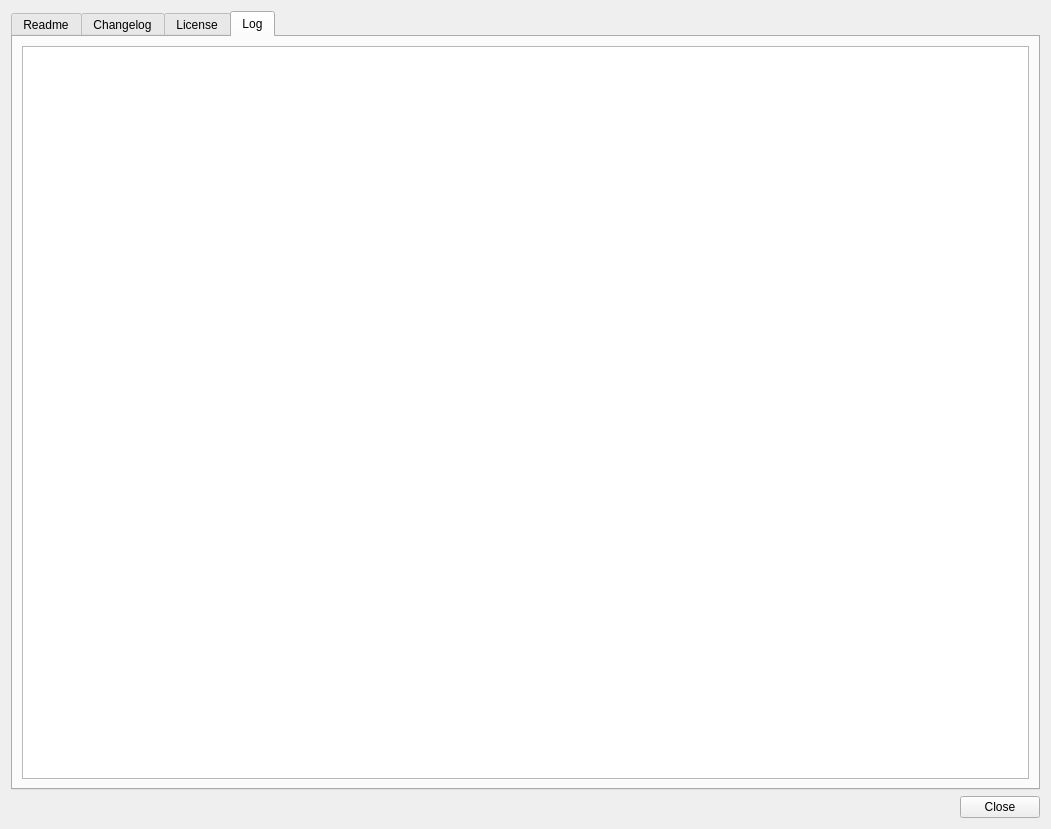
Above: UI/DlgHelp.ui from Folco68/Folco before the change. Below: the same form after it.
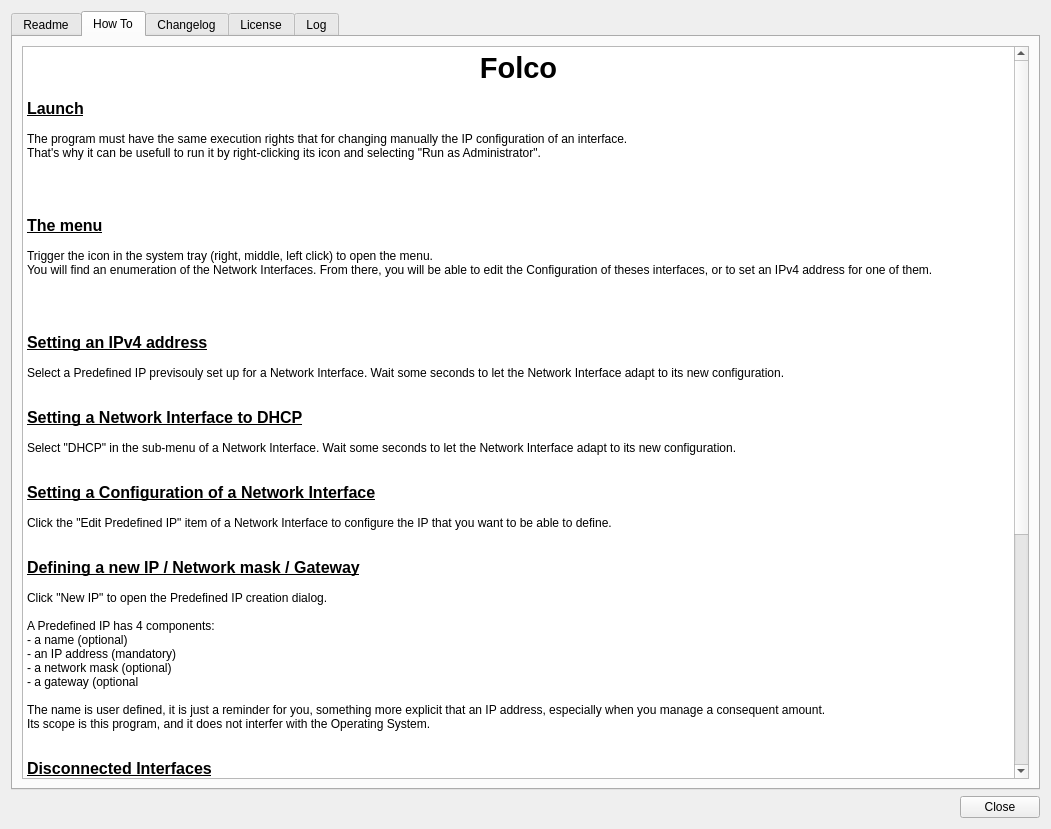
That is the form after the change. Icons and pictures are not drawn.

Commit message: - Modify a bit the Resources folder layout, to add HowTo resources - Completed wtritten documentation and started to add pictures

```diff
--- a/UI/DlgHelp.ui
+++ b/UI/DlgHelp.ui
@@ -17,7 +17,7 @@
    <item>
     <widget class="QTabWidget" name="Tabs">
      <property name="currentIndex">
-      <number>3</number>
+      <number>1</number>
      </property>
      <widget class="QWidget" name="About">
       <attribute name="title">
@@ -38,6 +38,97 @@
        </item>
       </layout>
      </widget>
+     <widget class="QWidget" name="HowTo">
+      <attribute name="title">
+       <string>How To</string>
+      </attribute>
+      <layout class="QVBoxLayout" name="verticalLayout_6">
+       <item>
+        <widget class="QTextBrowser" name="TextBrowserHowTo">
+         <property name="html">
+          <string>&lt;!DOCTYPE HTML PUBLIC &quot;-//W3C//DTD HTML 4.0//EN&quot; &quot;http://www.w3.org/TR/REC-html40/strict.dtd&quot;&gt;
+&lt;html&gt;&lt;head&gt;&lt;meta name=&quot;qrichtext&quot; content=&quot;1&quot; /&gt;&lt;meta charset=&quot;utf-8&quot; /&gt;&lt;style type=&quot;text/css&quot;&gt;
+p, li { white-space: pre-wrap; }
+hr { height: 1px; border-width: 0; }
+li.unchecked::marker { content: &quot;\2610&quot;; }
+li.checked::marker { content: &quot;\2612&quot;; }
+&lt;/style&gt;&lt;/head&gt;&lt;body style=&quot; font-family:'Segoe UI'; font-size:9pt; font-weight:400; font-style:normal;&quot;&gt;
+&lt;p align=&quot;center&quot; style=&quot; margin-top:0px; margin-bottom:0px; margin-left:0px; margin-right:0px; -qt-block-indent:0; text-indent:0px;&quot;&gt;&lt;span style=&quot; font-size:22pt; font-weight:700;&quot;&gt;Folco&lt;/span&gt;&lt;/p&gt;
+&lt;p style=&quot;-qt-paragraph-type:empty; margin-top:0px; margin-bottom:0px; margin-left:0px; margin-right:0px; -qt-block-indent:0; text-indent:0px;&quot;&gt;&lt;br /&gt;&lt;/p&gt;
+&lt;p style=&quot; margin-top:0px; margin-bottom:0px; margin-left:0px; margin-right:0px; -qt-block-indent:0; text-indent:0px;&quot;&gt;&lt;span style=&quot; font-size:12pt; font-weight:700; text-decoration: underline;&quot;&gt;Launch&lt;/span&gt;&lt;/p&gt;
+&lt;p style=&quot;-qt-paragraph-type:empty; margin-top:0px; margin-bottom:0px; margin-left:0px; margin-right:0px; -qt-block-indent:0; text-indent:0px;&quot;&gt;&lt;br /&gt;&lt;/p&gt;
+&lt;p style=&quot; margin-top:0px; margin-bottom:0px; margin-left:0px; margin-right:0px; -qt-block-indent:0; text-indent:0px;&quot;&gt;The program must have the same execution rights that for changing manually the IP configuration of an interface.&lt;/p&gt;
+&lt;p style=&quot; margin-top:0px; margin-bottom:0px; margin-left:0px; margin-right:0px; -qt-block-indent:0; text-indent:0px;&quot;&gt;That's why it can be usefull to run it by right-clicking its icon and selecting &amp;quot;Run as Administrator&amp;quot;.&lt;/p&gt;
+&lt;p style=&quot;-qt-paragraph-type:empty; margin-top:0px; margin-bottom:0px; margin-left:0px; margin-right:0px; -qt-block-indent:0; text-indent:0px;&quot;&gt;&lt;br /&gt;&lt;/p&gt;
+&lt;p style=&quot; margin-top:0px; margin-bottom:0px; margin-left:0px; margin-right:0px; -qt-block-indent:0; text-indent:0px;&quot;&gt;&lt;img src=&quot;:/HowTo/RunAsAdministrator.png&quot; /&gt;&lt;/p&gt;
+&lt;p style=&quot;-qt-paragraph-type:empty; margin-top:0px; margin-bottom:0px; margin-left:0px; margin-right:0px; -qt-block-indent:0; text-indent:0px;&quot;&gt;&lt;br /&gt;&lt;/p&gt;
+&lt;p style=&quot;-qt-paragraph-type:empty; margin-top:0px; margin-bottom:0px; margin-left:0px; margin-right:0px; -qt-block-indent:0; text-indent:0px;&quot;&gt;&lt;br /&gt;&lt;/p&gt;
+&lt;p style=&quot; margin-top:0px; margin-bottom:0px; margin-left:0px; margin-right:0px; -qt-block-indent:0; text-indent:0px;&quot;&gt;&lt;span style=&quot; font-size:12pt; font-weight:700; text-decoration: underline;&quot;&gt;The menu&lt;/span&gt;&lt;/p&gt;
+&lt;p style=&quot;-qt-paragraph-type:empty; margin-top:0px; margin-bottom:0px; margin-left:0px; margin-right:0px; -qt-block-indent:0; text-indent:0px;&quot;&gt;&lt;br /&gt;&lt;/p&gt;
+&lt;p style=&quot; margin-top:0px; margin-bottom:0px; margin-left:0px; margin-right:0px; -qt-block-indent:0; text-indent:0px;&quot;&gt;Trigger the icon in the system tray (right, middle, left click) to open the menu.&lt;/p&gt;
+&lt;p style=&quot; margin-top:0px; margin-bottom:0px; margin-left:0px; margin-right:0px; -qt-block-indent:0; text-indent:0px;&quot;&gt;You will find an enumeration of the Network Interfaces. From there, you will be able to edit the Configuration of theses interfaces, or to set an IPv4 address for one of them.&lt;/p&gt;
+&lt;p style=&quot;-qt-paragraph-type:empty; margin-top:0px; margin-bottom:0px; margin-left:0px; margin-right:0px; -qt-block-indent:0; text-indent:0px;&quot;&gt;&lt;br /&gt;&lt;/p&gt;
+&lt;p style=&quot; margin-top:0px; margin-bottom:0px; margin-left:0px; margin-right:0px; -qt-block-indent:0; text-indent:0px;&quot;&gt;&lt;img src=&quot;:/HowTo/MainMenu.png&quot; /&gt;&lt;/p&gt;
+&lt;p style=&quot;-qt-paragraph-type:empty; margin-top:0px; margin-bottom:0px; margin-left:0px; margin-right:0px; -qt-block-indent:0; text-indent:0px;&quot;&gt;&lt;br /&gt;&lt;/p&gt;
+&lt;p style=&quot;-qt-paragraph-type:empty; margin-top:0px; margin-bottom:0px; margin-left:0px; margin-right:0px; -qt-block-indent:0; text-indent:0px;&quot;&gt;&lt;br /&gt;&lt;/p&gt;
+&lt;p style=&quot; margin-top:0px; margin-bottom:0px; margin-left:0px; margin-right:0px; -qt-block-indent:0; text-indent:0px;&quot;&gt;&lt;span style=&quot; font-size:12pt; font-weight:700; text-decoration: underline;&quot;&gt;Setting an IPv4 address&lt;/span&gt;&lt;/p&gt;
+&lt;p style=&quot;-qt-paragraph-type:empty; margin-top:0px; margin-bottom:0px; margin-left:0px; margin-right:0px; -qt-block-indent:0; text-indent:0px;&quot;&gt;&lt;br /&gt;&lt;/p&gt;
+&lt;p style=&quot; margin-top:0px; margin-bottom:0px; margin-left:0px; margin-right:0px; -qt-block-indent:0; text-indent:0px;&quot;&gt;Select a Predefined IP previsouly set up for a Network Interface. Wait some seconds to let the Network Interface adapt to its new configuration.&lt;/p&gt;
+&lt;p style=&quot;-qt-paragraph-type:empty; margin-top:0px; margin-bottom:0px; margin-left:0px; margin-right:0px; -qt-block-indent:0; text-indent:0px;&quot;&gt;&lt;br /&gt;&lt;/p&gt;
+&lt;p style=&quot;-qt-paragraph-type:empty; margin-top:0px; margin-bottom:0px; margin-left:0px; margin-right:0px; -qt-block-indent:0; text-indent:0px;&quot;&gt;&lt;br /&gt;&lt;/p&gt;
+&lt;p style=&quot; margin-top:0px; margin-bottom:0px; margin-left:0px; margin-right:0px; -qt-block-indent:0; text-indent:0px;&quot;&gt;&lt;span style=&quot; font-size:12pt; font-weight:700; text-decoration: underline;&quot;&gt;Setting a Network Interface to DHCP&lt;/span&gt;&lt;/p&gt;
+&lt;p style=&quot;-qt-paragraph-type:empty; margin-top:0px; margin-bottom:0px; margin-left:0px; margin-right:0px; -qt-block-indent:0; text-indent:0px;&quot;&gt;&lt;br /&gt;&lt;/p&gt;
+&lt;p style=&quot; margin-top:0px; margin-bottom:0px; margin-left:0px; margin-right:0px; -qt-block-indent:0; text-indent:0px;&quot;&gt;Select &amp;quot;DHCP&amp;quot; in the sub-menu of a Network Interface. Wait some seconds to let the Network Interface adapt to its new configuration.&lt;/p&gt;
+&lt;p style=&quot;-qt-paragraph-type:empty; margin-top:0px; margin-bottom:0px; margin-left:0px; margin-right:0px; -qt-block-indent:0; text-indent:0px;&quot;&gt;&lt;br /&gt;&lt;/p&gt;
+&lt;p style=&quot;-qt-paragraph-type:empty; margin-top:0px; margin-bottom:0px; margin-left:0px; margin-right:0px; -qt-block-indent:0; text-indent:0px;&quot;&gt;&lt;br /&gt;&lt;/p&gt;
+&lt;p style=&quot; margin-top:0px; margin-bottom:0px; margin-left:0px; margin-right:0px; -qt-block-indent:0; text-indent:0px;&quot;&gt;&lt;span style=&quot; font-size:12pt; font-weight:700; text-decoration: underline;&quot;&gt;Setting a Configuration of a Network Interface&lt;/span&gt;&lt;/p&gt;
+&lt;p style=&quot;-qt-paragraph-type:empty; margin-top:0px; margin-bottom:0px; margin-left:0px; margin-right:0px; -qt-block-indent:0; text-indent:0px;&quot;&gt;&lt;br /&gt;&lt;/p&gt;
+&lt;p style=&quot; margin-top:0px; margin-bottom:0px; margin-left:0px; margin-right:0px; -qt-block-indent:0; text-indent:0px;&quot;&gt;Click the &amp;quot;Edit Predefined IP&amp;quot; item of a Network Interface to configure the IP that you want to be able to define.&lt;/p&gt;
+&lt;p style=&quot;-qt-paragraph-type:empty; margin-top:0px; margin-bottom:0px; margin-left:0px; margin-right:0px; -qt-block-indent:0; text-indent:0px;&quot;&gt;&lt;br /&gt;&lt;/p&gt;
+&lt;p style=&quot;-qt-paragraph-type:empty; margin-top:0px; margin-bottom:0px; margin-left:0px; margin-right:0px; -qt-block-indent:0; text-indent:0px;&quot;&gt;&lt;br /&gt;&lt;/p&gt;
+&lt;p style=&quot; margin-top:0px; margin-bottom:0px; margin-left:0px; margin-right:0px; -qt-block-indent:0; text-indent:0px;&quot;&gt;&lt;span style=&quot; font-size:12pt; font-weight:700; text-decoration: underline;&quot;&gt;Defining a new IP / Network mask / Gateway&lt;/span&gt;&lt;/p&gt;
+&lt;p style=&quot;-qt-paragraph-type:empty; margin-top:0px; margin-bottom:0px; margin-left:0px; margin-right:0px; -qt-block-indent:0; text-indent:0px;&quot;&gt;&lt;br /&gt;&lt;/p&gt;
+&lt;p style=&quot; margin-top:0px; margin-bottom:0px; margin-left:0px; margin-right:0px; -qt-block-indent:0; text-indent:0px;&quot;&gt;Click &amp;quot;New IP&amp;quot; to open the Predefined IP creation dialog.&lt;/p&gt;
+&lt;p style=&quot;-qt-paragraph-type:empty; margin-top:0px; margin-bottom:0px; margin-left:0px; margin-right:0px; -qt-block-indent:0; text-indent:0px;&quot;&gt;&lt;br /&gt;&lt;/p&gt;
+&lt;p style=&quot; margin-top:0px; margin-bottom:0px; margin-left:0px; margin-right:0px; -qt-block-indent:0; text-indent:0px;&quot;&gt;A Predefined IP has 4 components:&lt;/p&gt;
+&lt;p style=&quot; margin-top:0px; margin-bottom:0px; margin-left:0px; margin-right:0px; -qt-block-indent:0; text-indent:0px;&quot;&gt;- a name (optional)&lt;/p&gt;
+&lt;p style=&quot; margin-top:0px; margin-bottom:0px; margin-left:0px; margin-right:0px; -qt-block-indent:0; text-indent:0px;&quot;&gt;- an IP address (mandatory)&lt;/p&gt;
+&lt;p style=&quot; margin-top:0px; margin-bottom:0px; margin-left:0px; margin-right:0px; -qt-block-indent:0; text-indent:0px;&quot;&gt;- a network mask (optional)&lt;/p&gt;
+&lt;p style=&quot; margin-top:0px; margin-bottom:0px; margin-left:0px; margin-right:0px; -qt-block-indent:0; text-indent:0px;&quot;&gt;- a gateway (optional&lt;/p&gt;
+&lt;p style=&quot;-qt-paragraph-type:empty; margin-top:0px; margin-bottom:0px; margin-left:0px; margin-right:0px; -qt-block-indent:0; text-indent:0px;&quot;&gt;&lt;br /&gt;&lt;/p&gt;
+&lt;p style=&quot; margin-top:0px; margin-bottom:0px; margin-left:0px; margin-right:0px; -qt-block-indent:0; text-indent:0px;&quot;&gt;The name is user defined, it is just a reminder for you, something more explicit that an IP address, especially when you manage a consequent amount.&lt;/p&gt;
+&lt;p style=&quot; margin-top:0px; margin-bottom:0px; margin-left:0px; margin-right:0px; -qt-block-indent:0; text-indent:0px;&quot;&gt;Its scope is this program, and it does not interfer with the Operating System.&lt;/p&gt;
+&lt;p style=&quot;-qt-paragraph-type:empty; margin-top:0px; margin-bottom:0px; margin-left:0px; margin-right:0px; -qt-block-indent:0; text-indent:0px;&quot;&gt;&lt;br /&gt;&lt;/p&gt;
+&lt;p style=&quot;-qt-paragraph-type:empty; margin-top:0px; margin-bottom:0px; margin-left:0px; margin-right:0px; -qt-block-indent:0; text-indent:0px;&quot;&gt;&lt;br /&gt;&lt;/p&gt;
+&lt;p style=&quot; margin-top:0px; margin-bottom:0px; margin-left:0px; margin-right:0px; -qt-block-indent:0; text-indent:0px;&quot;&gt;&lt;span style=&quot; font-size:12pt; font-weight:700; text-decoration: underline;&quot;&gt;Disconnected Interfaces&lt;/span&gt;&lt;/p&gt;
+&lt;p style=&quot;-qt-paragraph-type:empty; margin-top:0px; margin-bottom:0px; margin-left:0px; margin-right:0px; -qt-block-indent:0; text-indent:0px;&quot;&gt;&lt;br /&gt;&lt;/p&gt;
+&lt;p style=&quot; margin-top:0px; margin-bottom:0px; margin-left:0px; margin-right:0px; -qt-block-indent:0; text-indent:0px;&quot;&gt;When a Network Interface has received a Configuration and got disconnected (think about an USB-Ethernet adapter for example), its Configuration will appear in the &amp;quot;Disconnected Interface&amp;quot; section of the menu.&lt;/p&gt;
+&lt;p style=&quot; margin-top:0px; margin-bottom:0px; margin-left:0px; margin-right:0px; -qt-block-indent:0; text-indent:0px;&quot;&gt;While this Network Interface is not connected physically to your computer, you are still able to perform any configuration task you want.&lt;/p&gt;
+&lt;p style=&quot;-qt-paragraph-type:empty; margin-top:0px; margin-bottom:0px; margin-left:0px; margin-right:0px; -qt-block-indent:0; text-indent:0px;&quot;&gt;&lt;br /&gt;&lt;/p&gt;
+&lt;p style=&quot;-qt-paragraph-type:empty; margin-top:0px; margin-bottom:0px; margin-left:0px; margin-right:0px; -qt-block-indent:0; text-indent:0px;&quot;&gt;&lt;br /&gt;&lt;/p&gt;
+&lt;p style=&quot; margin-top:0px; margin-bottom:0px; margin-left:0px; margin-right:0px; -qt-block-indent:0; text-indent:0px;&quot;&gt;&lt;span style=&quot; font-size:12pt; font-weight:700; text-decoration: underline;&quot;&gt;Merging Configurations&lt;/span&gt;&lt;/p&gt;
+&lt;p style=&quot;-qt-paragraph-type:empty; margin-top:0px; margin-bottom:0px; margin-left:0px; margin-right:0px; -qt-block-indent:0; text-indent:0px;&quot;&gt;&lt;br /&gt;&lt;/p&gt;
+&lt;p style=&quot; margin-top:0px; margin-bottom:0px; margin-left:0px; margin-right:0px; -qt-block-indent:0; text-indent:0px;&quot;&gt;You can merge two Configurations into one of them. You can even overwrite one, if you want to get rid of its previous settings.&lt;/p&gt;
+&lt;p style=&quot; margin-top:0px; margin-bottom:0px; margin-left:0px; margin-right:0px; -qt-block-indent:0; text-indent:0px;&quot;&gt;The purpose of this feature is to quickly configure a new Network Interface, for example when you change from an USB adapter to another one.&lt;/p&gt;
+&lt;p style=&quot;-qt-paragraph-type:empty; margin-top:0px; margin-bottom:0px; margin-left:0px; margin-right:0px; -qt-block-indent:0; text-indent:0px;&quot;&gt;&lt;br /&gt;&lt;/p&gt;
+&lt;p style=&quot;-qt-paragraph-type:empty; margin-top:0px; margin-bottom:0px; margin-left:0px; margin-right:0px; -qt-block-indent:0; text-indent:0px;&quot;&gt;&lt;br /&gt;&lt;/p&gt;
+&lt;p style=&quot; margin-top:0px; margin-bottom:0px; margin-left:0px; margin-right:0px; -qt-block-indent:0; text-indent:0px;&quot;&gt;&lt;span style=&quot; font-size:12pt; font-weight:700; text-decoration: underline;&quot;&gt;Data backup&lt;/span&gt;&lt;/p&gt;
+&lt;p style=&quot;-qt-paragraph-type:empty; margin-top:0px; margin-bottom:0px; margin-left:0px; margin-right:0px; -qt-block-indent:0; text-indent:0px;&quot;&gt;&lt;br /&gt;&lt;/p&gt;
+&lt;p style=&quot; margin-top:0px; margin-bottom:0px; margin-left:0px; margin-right:0px; -qt-block-indent:0; text-indent:0px;&quot;&gt;Every time the program exits, it saves its data in the file Folco.pdi (located beside the executable).&lt;/p&gt;
+&lt;p style=&quot; margin-top:0px; margin-bottom:0px; margin-left:0px; margin-right:0px; -qt-block-indent:0; text-indent:0px;&quot;&gt;The file Folco.bak is the previous save. It can be manually renamed to Folco.pdi in case of need.&lt;/p&gt;
+&lt;p style=&quot;-qt-paragraph-type:empty; margin-top:0px; margin-bottom:0px; margin-left:0px; margin-right:0px; -qt-block-indent:0; text-indent:0px;&quot;&gt;&lt;br /&gt;&lt;/p&gt;
+&lt;p style=&quot;-qt-paragraph-type:empty; margin-top:0px; margin-bottom:0px; margin-left:0px; margin-right:0px; -qt-block-indent:0; text-indent:0px;&quot;&gt;&lt;br /&gt;&lt;/p&gt;
+&lt;p style=&quot; margin-top:0px; margin-bottom:0px; margin-left:0px; margin-right:0px; -qt-block-indent:0; text-indent:0px;&quot;&gt;&lt;span style=&quot; font-size:12pt; font-weight:700; text-decoration: underline;&quot;&gt;Under the hood&lt;/span&gt;&lt;/p&gt;
+&lt;p style=&quot;-qt-paragraph-type:empty; margin-top:0px; margin-bottom:0px; margin-left:0px; margin-right:0px; -qt-block-indent:0; text-indent:0px;&quot;&gt;&lt;br /&gt;&lt;/p&gt;
+&lt;p style=&quot; margin-top:0px; margin-bottom:0px; margin-left:0px; margin-right:0px; -qt-block-indent:0; text-indent:0px;&quot;&gt;The backend to setup IP or DHCP is &lt;a href=&quot;https://learn.microsoft.com/en-us/windows-server/administration/windows-commands/netsh&quot;&gt;&lt;span style=&quot; text-decoration: underline; color:#1f9b5d;&quot;&gt;netsh&lt;/span&gt;&lt;/a&gt;. Commands are thrown using a &lt;a href=&quot;https://doc.qt.io/qt-6/qprocess.html&quot;&gt;&lt;span style=&quot; text-decoration: underline; color:#1f9b5d;&quot;&gt;QProcess&lt;/span&gt;&lt;/a&gt;, and there is no feedback.&lt;/p&gt;
+&lt;p style=&quot; margin-top:0px; margin-bottom:0px; margin-left:0px; margin-right:0px; -qt-block-indent:0; text-indent:0px;&quot;&gt;That's why sometimes things can fail without notice. Most probable root cause is that you run the program without privileges.&lt;/p&gt;
+&lt;p style=&quot; margin-top:0px; margin-bottom:0px; margin-left:0px; margin-right:0px; -qt-block-indent:0; text-indent:0px;&quot;&gt;You can use &lt;span style=&quot; font-style:italic;&quot;&gt;ipconfig&lt;/span&gt; to check the result of a command triggered by the menu. You can also check the log to see exactly how the command was crafted.&lt;/p&gt;
+&lt;p style=&quot;-qt-paragraph-type:empty; margin-top:0px; margin-bottom:0px; margin-left:0px; margin-right:0px; -qt-block-indent:0; text-indent:0px;&quot;&gt;&lt;br /&gt;&lt;/p&gt;&lt;/body&gt;&lt;/html&gt;</string>
+         </property>
+        </widget>
+       </item>
+      </layout>
+     </widget>
      <widget class="QWidget" name="Changelog">
       <attribute name="title">
        <string>Changelog</string>
```
The commit also changes 15 other files.
